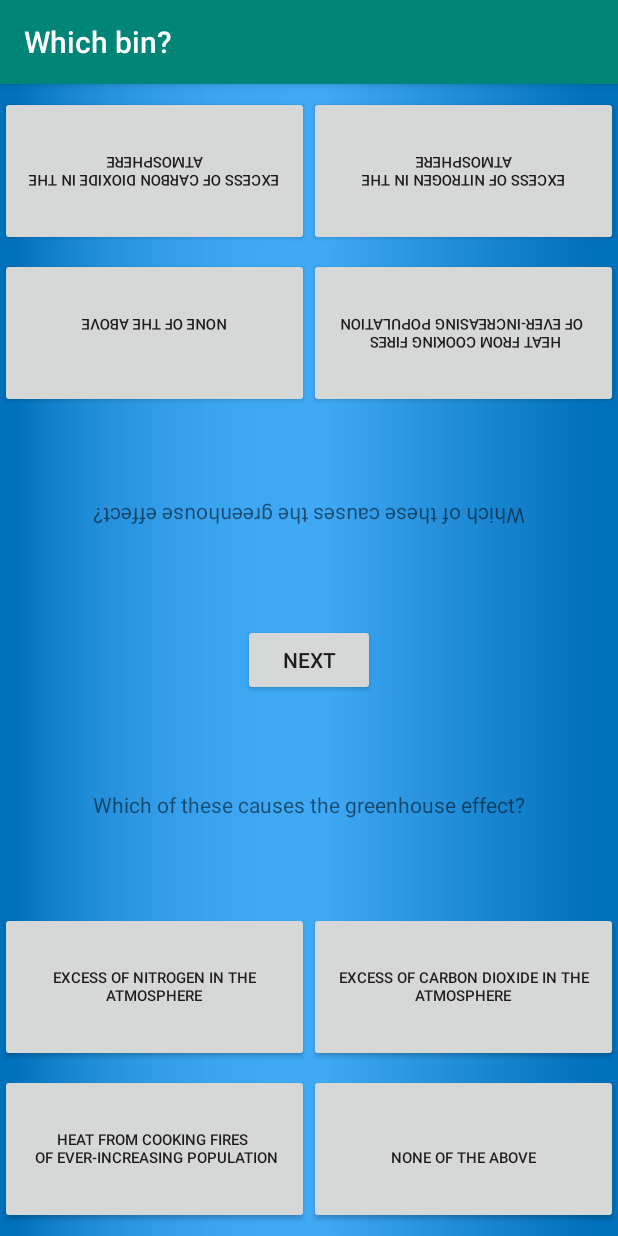
After one commit to NeelParekhNP/Whichbin, an Android app: the MultiPlayerGame screen opened directly, with no data from a screen before it, on a phone screen of 412 x 824 dp. The commit adds this screen. Run offline under Robolectric (Android 15) with nearby library versions, the phone set to English and light mode, and no system bars.

Commit message:
Renamed the questions class and added a basic version of the multiplayer game.

```diff
--- a/app/src/main/AndroidManifest.xml
+++ b/app/src/main/AndroidManifest.xml
@@ -9,6 +9,7 @@
         android:roundIcon="@mipmap/ic_launcher_round"
         android:supportsRtl="true"
         android:theme="@style/AppTheme">
+        <activity android:name=".MultiPlayerGame"></activity>
         <activity android:name=".TriviaGame" />
         <activity android:name=".BinGame" />
         <activity android:name=".MainMenu">
--- a/app/src/main/java/com/example/whichbin/Questions.java
+++ b/app/src/main/java/com/example/whichbin/BinGameQuestions.java
@@ -1,14 +1,14 @@
 package com.example.whichbin;
 
 
-public class Questions {
+public class BinGameQuestions {
 
     private int question;
     private int answer;
     private int image;
 
 
-    public Questions(int question, int answer, int image) {
+    public BinGameQuestions(int question, int answer, int image) {
         this.question = question;
         this.answer = answer;
         this.image = image;
--- /dev/null
+++ b/app/src/main/java/com/example/whichbin/MultiPlayerGame.java
@@ -0,0 +1,155 @@
+package com.example.whichbin;
+
+import android.support.v7.app.AppCompatActivity;
+import android.os.Bundle;
+import android.view.View;
+import android.widget.Button;
+import android.widget.TextView;
+
+public class MultiPlayerGame extends AppCompatActivity {
+
+    private TextView player1View, player2View;
+    private Button p1Option1, p1Option2, p1Option3, p1Option4, p2Option1, p2Option2, p2Option3, p2Option4, nextButton;
+    private int currentIndex = 0, player1Score = 0, player2Score = 0;
+
+    private MultiplayerGameQuestions[] questions = new MultiplayerGameQuestions[]{
+            new MultiplayerGameQuestions(R.string.m_question_one, "Excess of carbon dioxide in the atmosphere", "Excess of nitrogen in the atmosphere", "Excess of carbon dioxide in the atmosphere", "Heat from cooking fires \n of ever-increasing population", " \n" +
+                    "None of the above" ),
+            new MultiplayerGameQuestions(R.string.m_question_two, "Expanding glaciers", "Sea levels rising", "Flooding in coastal cities", "Expanding glaciers", "Extreme weather")
+
+    };
+
+    @Override
+    protected void onCreate(Bundle savedInstanceState) {
+        super.onCreate(savedInstanceState);
+        setContentView(R.layout.activity_multi_player_game);
+
+        player1View = findViewById(R.id.p1TextView);
+        player2View = findViewById(R.id.p2TextView);
+        final int question = questions[currentIndex].getQuestion();
+        player1View.setText(question);
+        player2View.setText(question);
+
+        p1Option1 = findViewById(R.id.p1Button1);
+        p2Option1 = findViewById(R.id.p2Button1);
+        final String option1Text = questions[currentIndex].getOption1();
+        p1Option1.setText(option1Text);
+        p2Option1.setText(option1Text);
+        p1Option1.setOnClickListener(new View.OnClickListener() {
+            @Override
+            public void onClick(View v) {
+                checkAnswerP1(questions[currentIndex].getOption1());
+            }
+        });
+
+        p2Option1.setOnClickListener(new View.OnClickListener() {
+            @Override
+            public void onClick(View v) {
+                checkAnswerP2(questions[currentIndex].getOption1());
+            }
+        });
+
+        p1Option2 = findViewById(R.id.p1Button2);
+        p2Option2 = findViewById(R.id.p2Button2);
+        final String option2Text = questions[currentIndex].getOption2();
+        p1Option2.setText(option2Text);
+        p2Option2.setText(option2Text);
+        p1Option2.setOnClickListener(new View.OnClickListener() {
+            @Override
+            public void onClick(View v) {
+                checkAnswerP1(questions[currentIndex].getOption2());
+            }
+        });
+
+        p2Option2.setOnClickListener(new View.OnClickListener() {
+            @Override
+            public void onClick(View v) {
+                checkAnswerP2(questions[currentIndex].getOption2());
+            }
+        });
+
+        p1Option3 = findViewById(R.id.p1Button3);
+        p2Option3 = findViewById(R.id.p2Button3);
+        final String option3Text = questions[currentIndex].getOption3();
+        p1Option3.setText(option3Text);
+        p2Option3.setText(option3Text);
+        p1Option3.setOnClickListener(new View.OnClickListener() {
+            @Override
+            public void onClick(View v) {
+                checkAnswerP1(questions[currentIndex].getOption3());
+            }
+        });
+
+        p2Option3.setOnClickListener(new View.OnClickListener() {
+            @Override
+            public void onClick(View v) {
+                checkAnswerP2(questions[currentIndex].getOption3());
+            }
+        });
+
+        p1Option4 = findViewById(R.id.p1Button4);
+        p2Option4 = findViewById(R.id.p2Button4);
+        final String option4Text = questions[currentIndex].getOption4();
+        p1Option4.setText(option4Text);
+        p2Option4.setText(option4Text);
+        p1Option4.setOnClickListener(new View.OnClickListener() {
+            @Override
+            public void onClick(View v) {
+                checkAnswerP1(questions[currentIndex].getOption4());
+            }
+        });
+        p2Option4.setOnClickListener(new View.OnClickListener() {
+            @Override
+            public void onClick(View v) {
+                checkAnswerP2(questions[currentIndex].getOption4());
+            }
+        });
+
+        nextButton = findViewById(R.id.mpNextButton);
+        nextButton.setOnClickListener(new View.OnClickListener() {
+            @Override
+            public void onClick(View v) {
+                currentIndex = (currentIndex + 1);
+                if ((currentIndex + 1) <= questions.length){
+                    int nextQuestion = questions[currentIndex].getQuestion();
+                    final String nextOption1Text = questions[currentIndex].getOption1();
+                    final String nextOption2Text = questions[currentIndex].getOption2();
+                    final String nextOption3Text = questions[currentIndex].getOption3();
+                    final String nextOption4Text = questions[currentIndex].getOption4();
+                    player1View.setText(nextQuestion);
+                    player2View.setText(nextQuestion);
+                    p1Option1.setText(nextOption1Text);
+                    p2Option1.setText(nextOption1Text);
+                    p1Option2.setText(nextOption2Text);
+                    p2Option2.setText(nextOption2Text);
+                    p1Option3.setText(nextOption3Text);
+                    p2Option3.setText(nextOption3Text);
+                    p1Option4.setText(nextOption4Text);
+                    p2Option4.setText(nextOption4Text);
+                }
+
+                else{
+                    String player1 = "Your score is " + player1Score + "!";
+                    String player2 = "Your score is " + player2Score + "!";
+                    player1View.setText(player1);
+                    player2View.setText(player2);
+                }
+
+            }
+        });
+    }
+
+    private void checkAnswerP1 (String userPressed){
+        String answer = questions[currentIndex].getAnswer();
+        if (userPressed.equals(answer)){
+            player1Score++;
+        }
+    }
+
+    private void checkAnswerP2 (String userPressed){
+        String answer = questions[currentIndex].getAnswer();
+        if (userPressed.equals(answer)){
+            player2Score++;
+        }
+    }
+}
--- /dev/null
+++ b/app/src/main/java/com/example/whichbin/MultiplayerGameQuestions.java
@@ -0,0 +1,64 @@
+package com.example.whichbin;
+
+public class MultiplayerGameQuestions {
+    private int question;
+    private String answer;
+    private String option1, option2, option3, option4;
+
+    public MultiplayerGameQuestions(int question, String answer, String option1, String option2, String option3, String option4){
+        this.question = question;
+        this.answer = answer;
+        this.option1=option1;
+        this.option2=option2;
+        this.option3=option3;
+        this.option4=option4;
+    }
+
+    public int getQuestion() {
+        return question;
+    }
+
+    public void setQuestion(int question) {
+        this.question = question;
+    }
+
+    public String getAnswer() {
+        return answer;
+    }
+
+    public void setAnswer(String answer) {
+        this.answer = answer;
+    }
+
+    public String getOption1() {
+        return option1;
+    }
+
+    public void setOption1(String option1) {
+        this.option1 = option1;
+    }
+
+    public String getOption2() {
+        return option2;
+    }
+
+    public void setOption2(String option2) {
+        this.option2 = option2;
+    }
+
+    public String getOption3() {
+        return option3;
+    }
+
+    public void setOption3(String option3) {
+        this.option3 = option3;
+    }
+
+    public String getOption4() {
+        return option4;
+    }
+
+    public void setOption4(String option4) {
+        this.option4 = option4;
+    }
+}
--- /dev/null
+++ b/app/src/main/res/layout/activity_multi_player_game.xml
@@ -0,0 +1,161 @@
+<?xml version="1.0" encoding="utf-8"?>
+<android.support.constraint.ConstraintLayout xmlns:android="http://schemas.android.com/apk/res/android"
+    xmlns:app="http://schemas.android.com/apk/res-auto"
+    xmlns:tools="http://schemas.android.com/tools"
+    android:layout_width="match_parent"
+    android:layout_height="match_parent"
+    android:background="@drawable/wallpaper1"
+    tools:context=".MultiPlayerGame">
+
+    <TextView
+        android:id="@+id/p2TextView"
+        android:layout_width="wrap_content"
+        android:layout_height="wrap_content"
+        android:layout_marginStart="8dp"
+        android:layout_marginTop="8dp"
+        android:layout_marginEnd="8dp"
+        android:layout_marginBottom="8dp"
+        android:rotation="180"
+        android:text="TextView"
+        app:layout_constraintBottom_toTopOf="@+id/mpNextButton"
+        app:layout_constraintEnd_toEndOf="parent"
+        app:layout_constraintStart_toStartOf="parent"
+        app:layout_constraintTop_toBottomOf="@+id/p2R2LinearLayout" />
+
+    <LinearLayout
+        android:id="@+id/p2R1LinearLayout"
+        android:layout_width="match_parent"
+        android:layout_height="wrap_content"
+        android:layout_marginTop="8dp"
+        android:orientation="horizontal"
+        android:rotation="180"
+        app:layout_constraintTop_toTopOf="parent"
+        tools:layout_editor_absoluteX="8dp">
+
+        <Button
+            android:id="@+id/p2Button1"
+            android:layout_width="200dp"
+            android:layout_height="100dp"
+            android:layout_weight="1"
+            android:text="Button"
+            android:textSize="10sp" />
+
+        <Button
+            android:id="@+id/p2Button2"
+            android:layout_width="200dp"
+            android:layout_height="100dp"
+            android:layout_weight="1"
+            android:text="Button"
+            android:textSize="10sp" />
+    </LinearLayout>
+
+    <LinearLayout
+        android:id="@+id/p2R2LinearLayout"
+        android:layout_width="match_parent"
+        android:layout_height="wrap_content"
+        android:layout_marginTop="8dp"
+        android:orientation="horizontal"
+        android:rotation="180"
+        app:layout_constraintTop_toBottomOf="@+id/p2R1LinearLayout"
+        tools:layout_editor_absoluteX="8dp">
+
+        <Button
+            android:id="@+id/p2Button3"
+            android:layout_width="200dp"
+            android:layout_height="100dp"
+            android:layout_weight="1"
+            android:text="Button"
+            android:textSize="10sp" />
+
+        <Button
+            android:id="@+id/p2Button4"
+            android:layout_width="200dp"
+            android:layout_height="100dp"
+            android:layout_weight="1"
+            android:text="Button"
+            android:textSize="10sp" />
+
+    </LinearLayout>
+
+    <LinearLayout
+        android:id="@+id/p1R1LinearLayout"
+        android:layout_width="match_parent"
+        android:layout_height="100dp"
+        android:layout_marginBottom="8dp"
+        android:orientation="horizontal"
+        app:layout_constraintBottom_toTopOf="@+id/p1R2LinearLayout"
+        tools:layout_editor_absoluteX="8dp">
+
+        <Button
+            android:id="@+id/p1Button1"
+            android:layout_width="200dp"
+            android:layout_height="100dp"
+            android:layout_weight="1"
+            android:text="Button"
+            android:textSize="10sp" />
+
+        <Button
+            android:id="@+id/p1Button2"
+            android:layout_width="200dp"
+            android:layout_height="100dp"
+            android:layout_weight="1"
+            android:text="Button"
+            android:textSize="10sp" />
+    </LinearLayout>
+
+    <LinearLayout
+        android:id="@+id/p1R2LinearLayout"
+        android:layout_width="match_parent"
+        android:layout_height="wrap_content"
+        android:layout_marginBottom="8dp"
+        android:orientation="horizontal"
+        app:layout_constraintBottom_toBottomOf="parent"
+        tools:layout_editor_absoluteX="8dp">
+
+        <Button
+            android:id="@+id/p1Button3"
+            android:layout_width="200dp"
+            android:layout_height="100dp"
+            android:layout_weight="1"
+            android:text="Button"
+            android:textSize="10sp" />
+
+        <Button
+            android:id="@+id/p1Button4"
+            android:layout_width="200dp"
+            android:layout_height="100dp"
+            android:layout_weight="1"
+            android:text="Button"
+            android:textSize="10sp" />
+
+    </LinearLayout>
+
+    <TextView
+        android:id="@+id/p1TextView"
+        android:layout_width="wrap_content"
+        android:layout_height="wrap_content"
+        android:layout_marginStart="8dp"
+        android:layout_marginTop="8dp"
+        android:layout_marginEnd="8dp"
+        android:layout_marginBottom="8dp"
+        android:text="TextView"
+        app:layout_constraintBottom_toTopOf="@+id/p1R1LinearLayout"
+        app:layout_constraintEnd_toEndOf="parent"
+        app:layout_constraintStart_toStartOf="parent"
+        app:layout_constraintTop_toBottomOf="@+id/mpNextButton" />
+
+    <Button
+        android:id="@+id/mpNextButton"
+        android:layout_width="wrap_content"
+        android:layout_height="wrap_content"
+        android:layout_marginStart="8dp"
+        android:layout_marginTop="8dp"
+        android:layout_marginEnd="8dp"
+        android:layout_marginBottom="8dp"
+        android:text="@string/nextButton"
+        app:layout_constraintBottom_toBottomOf="parent"
+        app:layout_constraintEnd_toEndOf="parent"
+        app:layout_constraintStart_toStartOf="parent"
+        app:layout_constraintTop_toTopOf="parent" />
+
+</android.support.constraint.ConstraintLayout>
--- a/app/src/main/res/values/strings.xml
+++ b/app/src/main/res/values/strings.xml
@@ -3,6 +3,7 @@
     <string name="mainMenu">Pick a game!</string>
     <string name="whichBin">Click here to play the which bin game!</string>
     <string name="trivia_game">Click here to play the climate change trivia game!</string>
+    <string name="multiplayer_game">Click here to play the multiplayer game!</string>
 
 
     <!--Which bin game strings-->
@@ -16,7 +17,7 @@
     <string name="questionHeader1">Which bin does this</string>
     <string name="questionHeader2">belong in?</string>
 
-    <!--List of questions-->
+    <!--List of BinGame questions-->
     <string name="question_zero">polystyrene cup</string>
     <string name="question_one">plastic bottle</string>
     <string name="question_two">paper bag</string>
@@ -29,4 +30,8 @@
     <string name="question_nine">dishwasher</string>
     <string name="question_ten">desk</string>
 
+    <!--List of MultiplayerGame questions-->
+    <string name="m_question_one">Which of these causes the greenhouse effect?</string>
+    <string name="m_question_two">Which of these is NOT an expected effect of climate change?</string>
+
 </resources>
```
Also changed, not shown: app/src/main/java/com/example/whichbin/BinGame.java (+12 -12 lines), app/src/main/java/com/example/whichbin/MainMenu.java (+14 -0 lines), app/src/main/res/layout/main_menu.xml (+21 -10 lines).
